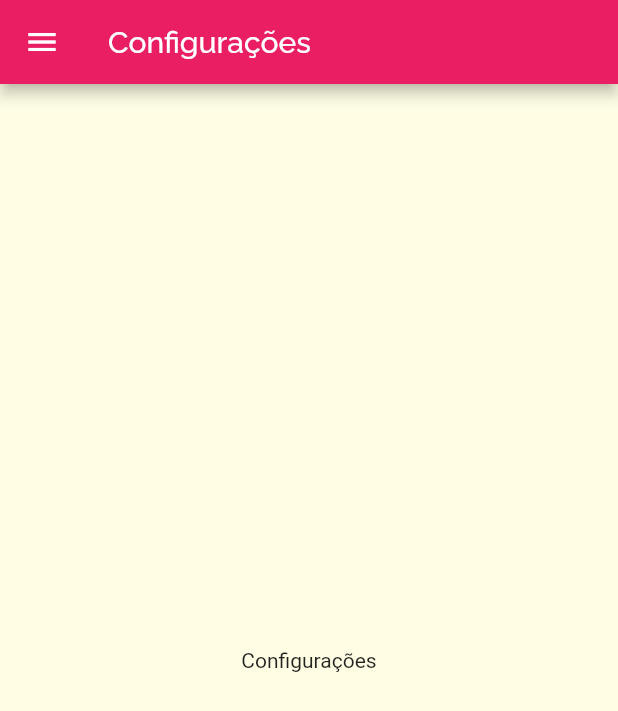
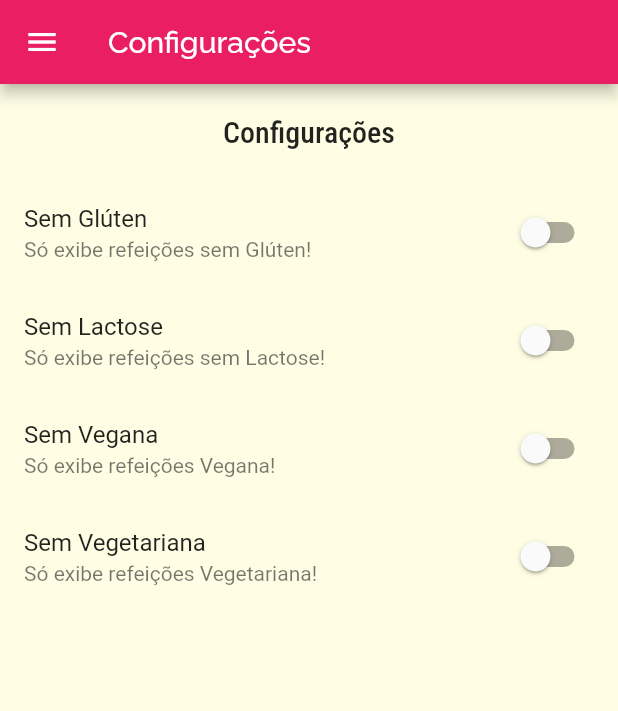
Before and after one commit to SrAlbuquerque/Meals, a Flutter app: the SettingsScreen screen opened by its route, on a phone screen of 412 x 824 dp. Shown: the top 711 px of the screen. Run offline on Flutter 3.47's test engine with Material 2 defaults, Android fonts, the phone set to English and light mode, and no system bars; network calls fail.

Commit message:
Layout da tela de configurações criada

```diff
--- a/lib/components/main_drawer.dart
+++ b/lib/components/main_drawer.dart
@@ -2,7 +2,7 @@ import 'package:flutter/material.dart';
 import 'package:meals/utils/app_routes.dart';
 
 class MainDrawer extends StatelessWidget {
-  Widget _createItem(IconData icon, String label, final Function() onTap) {
+  Widget _createItem(IconData icon, String label, Function() onTap) {
     return ListTile(
       leading: Icon(
         icon,
--- a/lib/components/meal_item.dart
+++ b/lib/components/meal_item.dart
@@ -12,10 +12,16 @@ class MealItem extends StatelessWidget {
   );
 
   void _selectMeal(BuildContext context) {
-    Navigator.of(context).pushNamed(
-      AppRoutes.MEAL_DETAIL,
-      arguments: meal,
-    );
+    Navigator.of(context)
+        .pushNamed(
+          AppRoutes.MEAL_DETAIL,
+          arguments: meal,
+        )
+        .then(
+          (result) => result == null
+              ? print('Sem resultado!')
+              : print('O nome da refeição é: $result'),
+        );
   }
 
   @override
--- a/lib/main.dart
+++ b/lib/main.dart
@@ -13,6 +13,7 @@ class MyApp extends StatelessWidget {
   @override
   Widget build(BuildContext context) {
     return MaterialApp(
+      debugShowCheckedModeBanner: false,
       title: 'Vamos Cozinhar?',
       theme: ThemeData(
         primarySwatch: Colors.pink,
--- /dev/null
+++ b/lib/models/settings.dart
@@ -0,0 +1,13 @@
+class Settings {
+  bool isGlutenFree;
+  bool isLactoseFree;
+  bool isVegan;
+  bool isVegetarian;
+
+  Settings({
+    this.isGlutenFree = false,
+    this.isLactoseFree = false,
+    this.isVegan = false,
+    this.isVegetarian = false,
+  });
+}
--- a/lib/screens/meal_detail_screen.dart
+++ b/lib/screens/meal_detail_screen.dart
@@ -85,9 +85,15 @@ class MealDetailScreen extends StatelessWidget {
                   );
                 },
               ),
-            )
+            ),
           ],
         ),
+      ),
+      floatingActionButton: FloatingActionButton(
+        child: Icon(Icons.star_rounded),
+        onPressed: () {
+          Navigator.of(context).pop(meal.title);
+        },
       ),
     );
   }
--- a/lib/screens/settings_screen.dart
+++ b/lib/screens/settings_screen.dart
@@ -1,17 +1,76 @@
 import 'package:flutter/material.dart';
 import 'package:meals/components/main_drawer.dart';
+import 'package:meals/models/settings.dart';
 
-class SettingsScreen extends StatelessWidget {
+class SettingsScreen extends StatefulWidget {
+  @override
+  _SettingsScreenState createState() => _SettingsScreenState();
+}
+
+class _SettingsScreenState extends State<SettingsScreen> {
+  var settings = Settings();
+
+  Widget _createSwitch(
+    String title,
+    String subtitle,
+    bool value,
+    Function(bool) onChanged,
+  ) {
+    return SwitchListTile.adaptive(
+      title: Text(title),
+      subtitle: Text(subtitle),
+      value: value,
+      onChanged: onChanged,
+    );
+  }
+
   @override
   Widget build(BuildContext context) {
     return Scaffold(
-      appBar: AppBar(
-        title: Text('Configurações'),
-      ),
-      drawer: MainDrawer(),
-      body: Center(
-        child: Text('Configurações'),
-      ),
-    );
+        appBar: AppBar(
+          title: Text('Configurações'),
+        ),
+        drawer: MainDrawer(),
+        body: Column(
+          children: [
+            Container(
+              padding: EdgeInsets.all(20),
+              child: Text(
+                'Configurações',
+                style: Theme.of(context).textTheme.headline6,
+              ),
+            ),
+            Expanded(
+              child: ListView(
+                children: [
+                  _createSwitch(
+                    'Sem Glúten',
+                    'Só exibe refeições sem Glúten!',
+                    settings.isGlutenFree,
+                    (value) => setState(() => settings.isGlutenFree = value),
+                  ),
+                  _createSwitch(
+                    'Sem Lactose',
+                    'Só exibe refeições sem Lactose!',
+                    settings.isLactoseFree,
+                    (value) => setState(() => settings.isLactoseFree = value),
+                  ),
+                  _createSwitch(
+                    'Sem Vegana',
+                    'Só exibe refeições Vegana!',
+                    settings.isVegan,
+                    (value) => setState(() => settings.isVegan = value),
+                  ),
+                  _createSwitch(
+                    'Sem Vegetariana',
+                    'Só exibe refeições Vegetariana!',
+                    settings.isVegetarian,
+                    (value) => setState(() => settings.isVegetarian = value),
+                  ),
+                ],
+              ),
+            ),
+          ],
+        ));
   }
 }
```
